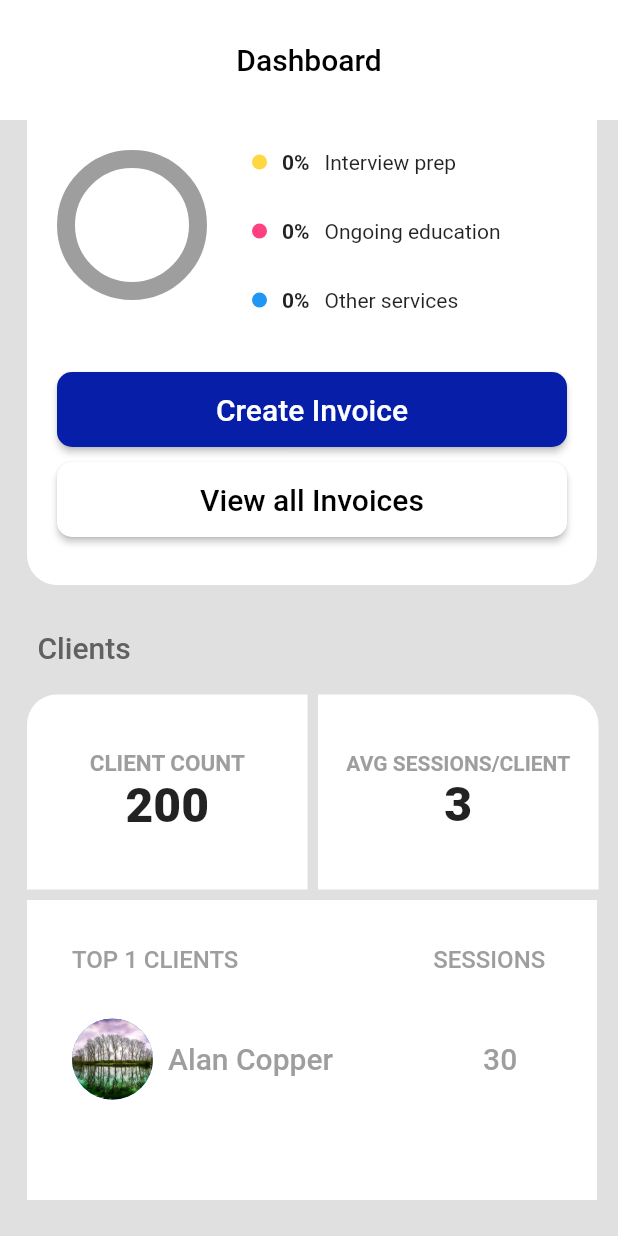
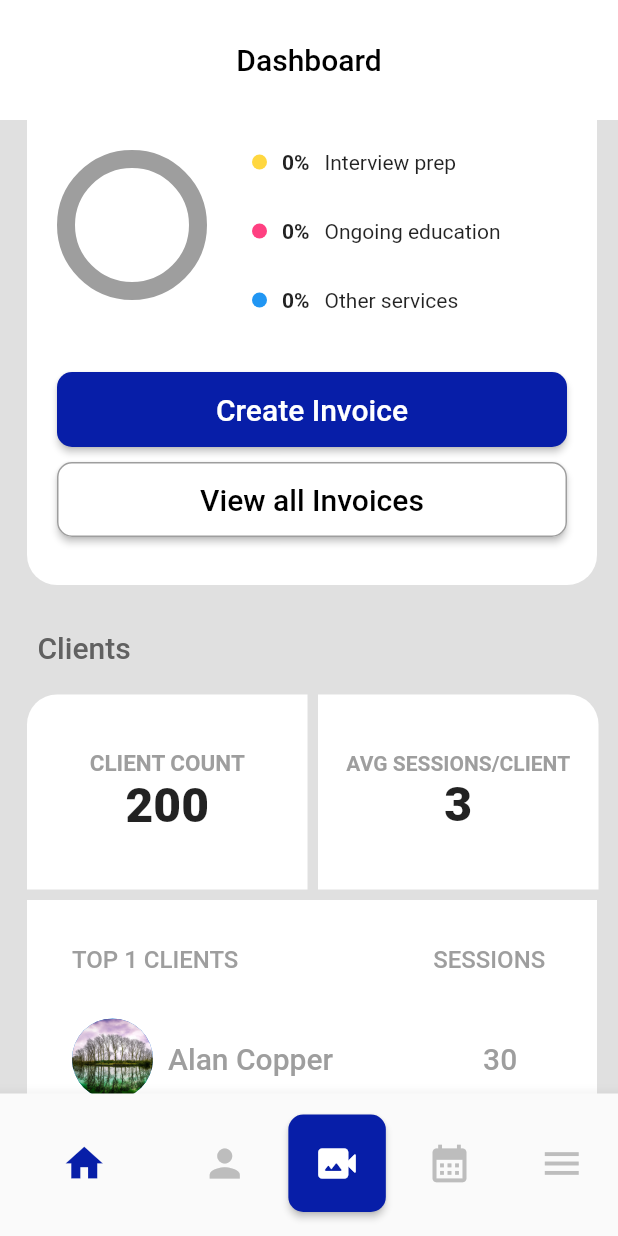
Before and after one commit to Saqib-Sizan-Khan/Flutter_repo, a Flutter app: the screen it shows after launch, on a phone screen of 412 x 824 dp. Run offline on Flutter 3.47's test engine with Material 2 defaults, Android fonts, the phone set to English and light mode, and no system bars; drawn by our look-alikes of percent_indicator; our stand-ins replace floating_bottom_navigation_bar, font_awesome_flutter.

Commit message:
Dashboard Update

```diff
--- a/test_etl1/lib/StateFull_Widgets/dashboardUI.dart
+++ b/test_etl1/lib/StateFull_Widgets/dashboardUI.dart
@@ -55,8 +55,8 @@ class Dashboard extends StatelessWidget {
                     ),
                     Text(
                       '200',
-                        style: TextStyle(
-                            fontSize: 32, fontWeight: FontWeight.w800),
+                      style:
+                          TextStyle(fontSize: 32, fontWeight: FontWeight.w800),
                     ),
                   ],
                 ),
@@ -82,8 +82,8 @@ class Dashboard extends StatelessWidget {
                     ),
                     Text(
                       '3',
-                        style: TextStyle(
-                            fontSize: 32, fontWeight: FontWeight.w800),
+                      style:
+                          TextStyle(fontSize: 32, fontWeight: FontWeight.w800),
                     ),
                   ],
                 ),
@@ -95,7 +95,7 @@ class Dashboard extends StatelessWidget {
           ),
           Container(
             width: 380,
-              height: 200,
+            height: 205,
             padding: EdgeInsets.all(20),
             margin: EdgeInsets.only(left: 18),
             decoration: BoxDecoration(
@@ -162,6 +162,34 @@ class Dashboard extends StatelessWidget {
             ),
           )
         ],
-        ));
+      ),
+      bottomNavigationBar: BottomNavigationBar(
+        backgroundColor: Colors.white,
+        selectedItemColor: Color(0xff071EA8),
+        unselectedItemColor: Colors.grey[400],
+        iconSize: 30,
+        showSelectedLabels: false,
+        showUnselectedLabels: false,
+        items: <BottomNavigationBarItem>[
+          BottomNavigationBarItem(icon: Icon(Icons.home), label: ''),
+          BottomNavigationBarItem(icon: Icon(Icons.person), label: ''),
+          BottomNavigationBarItem(
+              icon: SizedBox(
+                width: 65,
+                height: 65,
+                child: ElevatedButton(
+                    style: ElevatedButton.styleFrom(
+                        primary: Color(0xff071EA8),
+                        shape: RoundedRectangleBorder(
+                            borderRadius: BorderRadius.circular(10))),
+                    onPressed: () {},
+                    child: Icon(Icons.video_camera_back_rounded)),
+              ),
+              label: ''),
+          BottomNavigationBarItem(icon: Icon(Icons.calendar_month), label: ''),
+          BottomNavigationBarItem(icon: Icon(Icons.menu), label: ''),
+        ],
+      ),
+    );
   }
 }
--- a/test_etl1/lib/StateFull_Widgets/progress_function.dart
+++ b/test_etl1/lib/StateFull_Widgets/progress_function.dart
@@ -18,7 +18,7 @@ class _Progress_FunctionState extends State<Progress_Function> {
       padding: EdgeInsets.all(20),
       margin: EdgeInsets.only(left: 18),
       decoration: BoxDecoration(
-        color: Colors.white,
+          color: Colors.white,
           borderRadius: BorderRadius.only(
               bottomLeft: Radius.circular(20),
               bottomRight: Radius.circular(20))),
@@ -30,7 +30,7 @@ class _Progress_FunctionState extends State<Progress_Function> {
               CircularPercentIndicator(
                 radius: 50.0,
                 lineWidth: 12.0,
-                percent: progress/100,
+                percent: progress / 100,
                 progressColor: Colors.greenAccent[400],
                 backgroundColor: Colors.grey,
               ),
@@ -116,8 +116,6 @@ class _Progress_FunctionState extends State<Progress_Function> {
           SizedBox(
             height: 40,
           ),
-
-
           SizedBox(
             height: 50,
             width: 350,
@@ -128,8 +126,7 @@ class _Progress_FunctionState extends State<Progress_Function> {
                         borderRadius: BorderRadius.circular(10))),
                 onPressed: () {
                   setState(() {
-                    if (progress < 100)
-                      progress = progress+5;
+                    if (progress < 100) progress = progress + 5;
                   });
                 },
                 child: Text(
@@ -137,26 +134,27 @@ class _Progress_FunctionState extends State<Progress_Function> {
                   style: TextStyle(fontSize: 20),
                 )),
           ),
-
-          SizedBox(height: 10,),
-
+          SizedBox(
+            height: 10,
+          ),
           SizedBox(
             height: 50,
             width: 350,
             child: ElevatedButton(
                 style: ElevatedButton.styleFrom(
                     primary: Colors.white,
+                    side: BorderSide(width: 1, color: Colors.grey),
                     shape: RoundedRectangleBorder(
-                        borderRadius: BorderRadius.circular(10))),
+                      borderRadius: BorderRadius.circular(10),
+                    )),
                 onPressed: () {
                   setState(() {
-                    if (progress > 0)
-                      progress = progress-5;
+                    if (progress > 0) progress = progress - 5;
                   });
                 },
                 child: Text(
                   'View all Invoices',
-                  style: TextStyle(fontSize: 20,color: Colors.black),
+                  style: TextStyle(fontSize: 20, color: Colors.black),
                 )),
           ),
         ],
--- a/test_etl1/pubspec.yaml
+++ b/test_etl1/pubspec.yaml
@@ -39,7 +39,6 @@ dependencies:
   font_awesome_flutter: ^10.4.0
   percent_indicator: ^4.2.3
   floating_bottom_navigation_bar: ^1.5.2
-  animated_page_view_scrolling: ^0.0.3
 
 dev_dependencies:
   flutter_test:
```
Also changed, not shown: test_etl1/pubspec.lock. Lines whose indentation alone changed are shown as unchanged.
